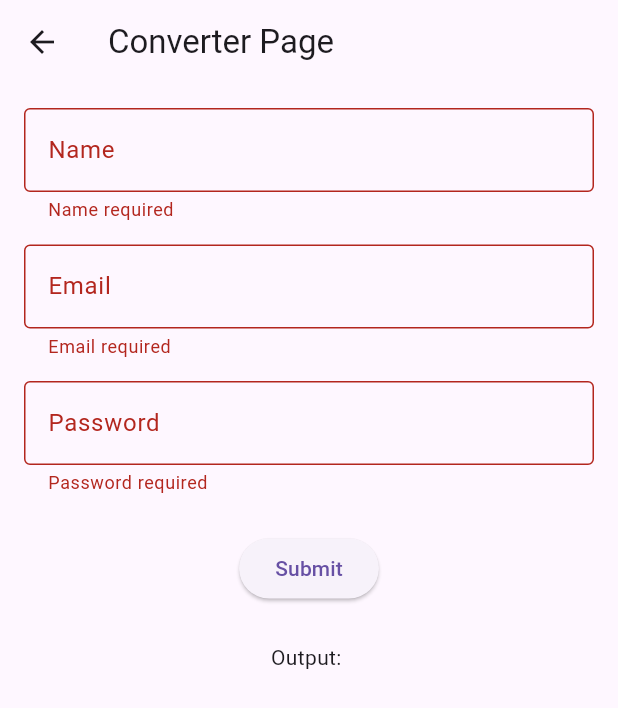
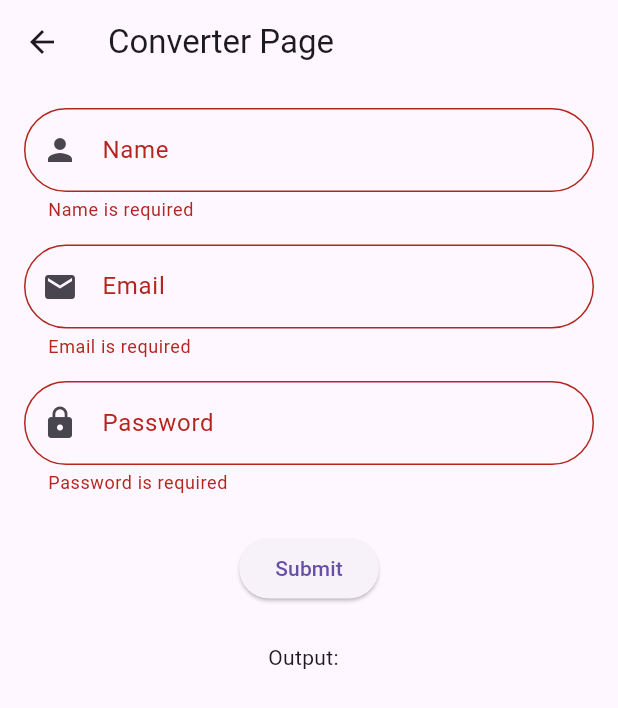
Before and after one commit to riya-037/Assignment-8, a Flutter app: the ConverterPage screen opened directly, after a tap on "Submit", on a phone screen of 412 x 824 dp. Shown: the top 708 px of the screen. Run offline on Flutter 3.47's test engine with Material 3 defaults, Android fonts, the phone set to English and light mode, and no system bars; our stand-ins replace image_picker.

Commit message:
Updated validator and converter page

```diff
--- a/lib/converter_page.dart
+++ b/lib/converter_page.dart
@@ -1,4 +1,5 @@
 import 'package:flutter/material.dart';
+import 'package:flutter_application_login/widget/input_field.dart';
 
 class ConverterPage extends StatefulWidget {
   const ConverterPage({super.key});
@@ -8,16 +9,13 @@ class ConverterPage extends StatefulWidget {
 }
 
 class _ConverterPageState extends State<ConverterPage> {
+  final GlobalKey<FormState> _formKey = GlobalKey<FormState>();
+
   TextEditingController nameController = TextEditingController();
   TextEditingController emailController = TextEditingController();
   TextEditingController passController = TextEditingController();
 
-  String name = "";
-  String? nameError;
-  String? emailError;
-  String? passError;
-
-  bool showPassword = false;
+  String name = " ";
 
   @override
   Widget build(BuildContext context) {
@@ -25,72 +23,87 @@ class _ConverterPageState extends State<ConverterPage> {
       appBar: AppBar(title: const Text("Converter Page")),
       body: Padding(
         padding: const EdgeInsets.all(16),
+        child: Form(
+          key: _formKey,
           child: Column(
             children: [
-            TextField(
+              InputField(
                 controller: nameController,
-              decoration: InputDecoration(
-                labelText: "Name",
-                errorText: nameError,
-                border: const OutlineInputBorder(),
+                keyboardType: TextInputType.text,
+                hint: "Enter your name",
+                label: "Name",
+                icon: Icons.person,
+                validator: (value) {
+                  if (value == null || value.isEmpty) {
+                    return "Name is required";
+                  }
+                  return null;
+                },
               ),
+
+              const SizedBox(height: 15),
+
+              InputField(
+                controller: emailController,
+                keyboardType: TextInputType.emailAddress,
+                hint: "Enter your email",
+                label: "Email",
+                icon: Icons.email,
+                validator: (value) {
+                  if (value == null || value.isEmpty) {
+                    return "Email is required";
+                  }
+                  if (!value.contains("@")) {
+                    return "Enter a valid email";
+                  }
+                  return null;
+                },
               ),
+
               const SizedBox(height: 15),
-            TextField(
-              controller: emailController,
-              decoration: InputDecoration(
-                labelText: "Email",
-                errorText: emailError,
-                border: const OutlineInputBorder(),
+
+              InputField(
+                controller: passController,
+                keyboardType: TextInputType.visiblePassword,
+                hint: "Enter your password",
+                label: "Password",
+                icon: Icons.lock,
+                validator: (value) {
+                  if (value == null || value.isEmpty) {
+                    return "Password is required";
+                  }
+                  if (value.length < 6) {
+                    return "Minimum 6 characters required";
+                  }
+                  return null;
+                },
               ),
-            ),
-            const SizedBox(height: 15),
-            TextField(
-              controller: passController,
-              obscureText: !showPassword,
-              decoration: InputDecoration(
-                labelText: "Password",
-                errorText: passError,
-                border: const OutlineInputBorder(),
-              ),
-            ),
+
               const SizedBox(height: 25),
+
               ElevatedButton(
                 onPressed: () {
+                  if (_formKey.currentState!.validate()) {
                     setState(() {
-                  nameError = null;
-                  emailError = null;
-                  passError = null;
+                      name = nameController.text;
+                    });
 
-                  if (nameController.text.isEmpty) {
-                    nameError = "Name required";
-                  }
-                  if (emailController.text.isEmpty) {
-                    emailError = "Email required";
-                  }
-                  if (passController.text.isEmpty) {
-                    passError = "Password required";
-                  }
-
-                  if (nameError == null &&
-                      emailError == null &&
-                      passError == null) {
-                    name = nameController.text;
                     ScaffoldMessenger.of(context).showSnackBar(
                       const SnackBar(
-                        content: Text("Form submitted successfully!"),
+                        content: Text("Form submitted successfully"),
                       ),
                     );
                   }
-                });
                 },
                 child: const Text("Submit"),
               ),
+
               const SizedBox(height: 25),
               Text("Output: $name"),
             ],
           ),
         ),
+      ),
     );
   }
 }
--- a/lib/input_field.dart
+++ b/lib/widget/input_field.dart
@@ -1,21 +1,16 @@
 import 'package:flutter/material.dart';
 
 class InputField extends StatelessWidget {
-  final TextEditingController controller;
-  final TextInputType keyboardType;
-  final String hint;
-  final String label;
-  final String? errorText;
-  final IconData icon;
-
+  final controller, keyboardType, hint, label, errorText, icon, validator;
   const InputField({
     super.key,
-    required this.controller,
-    required this.keyboardType,
-    required this.hint,
-    required this.label,
-    required this.errorText,
+    this.controller,
+    this.keyboardType,
+    this.hint,
+    this.label,
+    this.errorText,
     required this.icon,
+    this.validator,
   });
 
   @override
@@ -23,13 +18,14 @@ class InputField extends StatelessWidget {
     return TextFormField(
       controller: controller,
       keyboardType: keyboardType,
-      obscureText: keyboardType == TextInputType.visiblePassword,
+      validator: validator,
+      obscureText: keyboardType == TextInputType.visiblePassword ? true : false,
       decoration: InputDecoration(
         errorText: errorText,
         hintText: hint,
         labelText: label,
         prefixIcon: Icon(icon),
-        border: const OutlineInputBorder(
+        border: OutlineInputBorder(
           borderRadius: BorderRadius.all(Radius.circular(50)),
         ),
       ),
```
Lines whose indentation alone changed are shown as unchanged.
